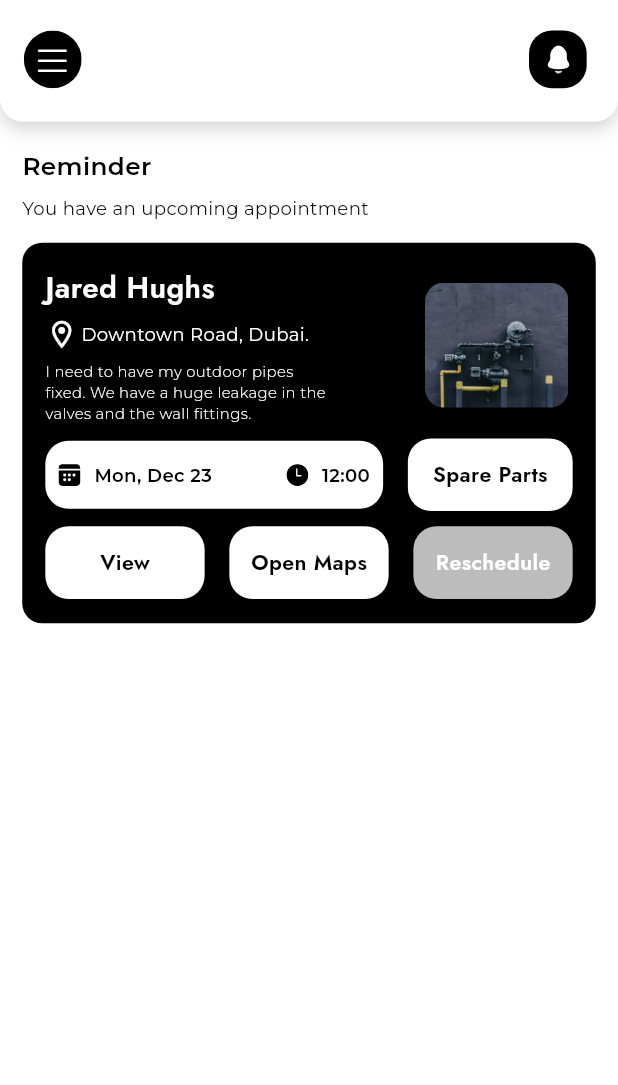
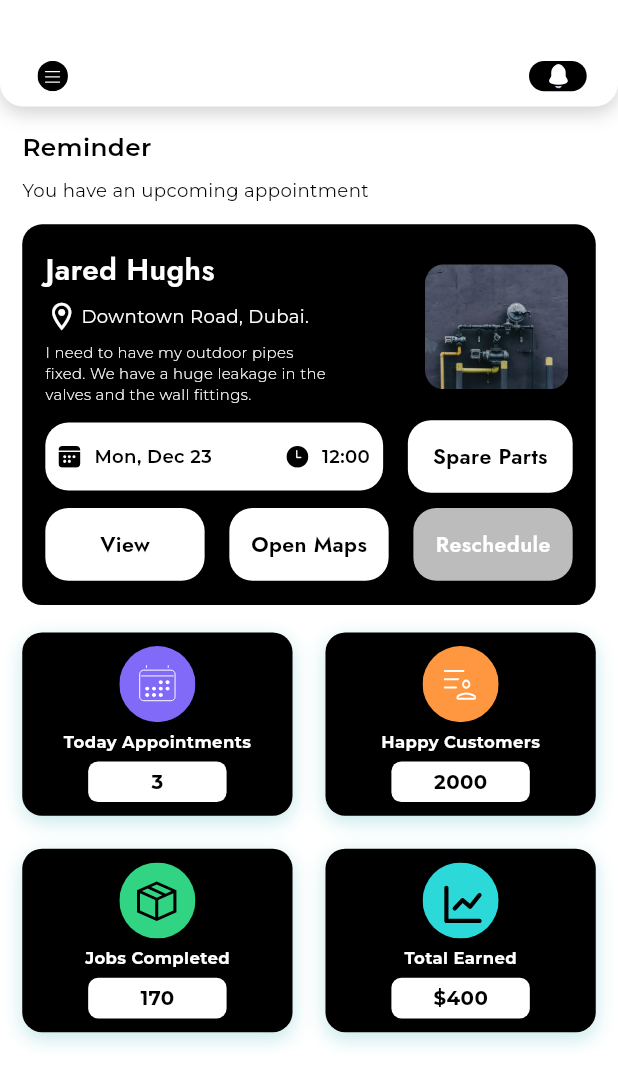
Before and after one commit to Hamzair/reapiroo_app, a Flutter app: the screen it shows after launch, on a phone screen of 412 x 824 dp. Shown: the top 1085 px of the screen. Run offline on Flutter 3.47's test engine with Material 3 defaults, Android fonts, the phone set to English and light mode, and no system bars; our stand-ins replace flutter_screenutil, flutter_svg, get, google_fonts, smooth_page_indicator.

Commit message:
home screen UI plus appbar change

```diff
--- a/lib/const/svg_icons.dart
+++ b/lib/const/svg_icons.dart
@@ -5,6 +5,10 @@ class AppSvgs {
   static const String notification = "./assets/svgs/notification.svg";
   static const String calender = "./assets/svgs/calender.svg";
   static const String clock = "./assets/svgs/clock.svg";
+  static const String today_appointment = "./assets/svgs/today_appointment.svg";
+  static const String happy_customers = "./assets/svgs/happy_customers.svg";
+  static const String jobs_completed = "./assets/svgs/jobs_completed.svg";
+  static const String total_earned = "./assets/svgs/total_earned.svg";
 
 
   // Midat
@@ -12,6 +16,6 @@ class AppSvgs {
 
 
 
-// Hamza
+  // Hamza
 
 }
--- a/lib/views/home_screen/Home_screen.dart
+++ b/lib/views/home_screen/Home_screen.dart
@@ -1,10 +1,12 @@
 import 'package:flutter/material.dart';
 import 'package:flutter_screenutil/flutter_screenutil.dart';
+import 'package:flutter_staggered_grid_view/flutter_staggered_grid_view.dart';
 import 'package:repairoo/const/color.dart';
 import 'package:repairoo/const/images.dart';
 import 'package:repairoo/const/svg_icons.dart';
 import 'package:repairoo/const/text_styles.dart';
 import 'package:repairoo/widgets/app_bars.dart';
+import 'package:repairoo/widgets/custom_box.dart';
 import 'package:repairoo/widgets/my_svg.dart';
 
 class HomeScreen extends StatefulWidget {
@@ -15,19 +17,41 @@ class HomeScreen extends StatefulWidget {
 }
 
 class _HomeScreenState extends State<HomeScreen> {
+
+  List<Map<String, dynamic>> dummy = [
+    {
+      "image": AppSvgs.today_appointment,
+      "title": "Today Appointments",
+      "value": '3'
+    },
+    {
+      "image": AppSvgs.happy_customers,
+      "title": "Happy Customers",
+      "value": '2000'
+    },
+    {
+      "image": AppSvgs.jobs_completed,
+      "title": "Jobs Completed",
+      "value": '170'
+    },
+    {
+      "image": AppSvgs.total_earned,
+      "title": "Total Earned",
+      "value": '\$400'
+    },
+  ];
+
   @override
   Widget build(BuildContext context) {
     return Scaffold(
+      appBar: MyAppBar(isMenu: true, isNotification: true, isTitle: false, isSecondIcon: false),
       backgroundColor: AppColors.secondary,
-      body: SafeArea(child: Column(
-        children: [
-          MyAppBar(isMenu: true, isNotification: true, isTitle: false, isSecondIcon: false),
-          SizedBox(height: 17.h,),
-          Padding(
+      body: SafeArea(child: Padding(
         padding:  EdgeInsets.symmetric(horizontal: 13.5.w),
         child: Column(
           crossAxisAlignment: CrossAxisAlignment.start,
           children: [
+            SizedBox(height: 15.h,),
             Text("Reminder", style: montserrat600(15.sp, AppColors.primary),),
             SizedBox(height: 8.h,),
             Text("You have an upcoming appointment", style: montserrat400(11.sp, AppColors.primary),),
@@ -168,18 +192,32 @@ class _HomeScreenState extends State<HomeScreen> {
               ),
             ),
             SizedBox(height: 18.h,),
-                Wrap(
-                  spacing: 0.8,
-                  alignment: WrapAlignment.center,
-                  children: [
+            MasonryGridView.count(
+              shrinkWrap: true,
+              padding: EdgeInsets.zero,
+              physics: NeverScrollableScrollPhysics(),
+              crossAxisCount: 2, // Number of items in a row
+              mainAxisSpacing: 20.w, // Vertical spacing between items
+              crossAxisSpacing: 20.w, // Horizontal spacing between items
+              itemCount: dummy.length, // Number of items
+              itemBuilder: (context, index) {
+                return CustomBox(
+                  image: dummy[index]["image"],
+                  title: dummy[index]["title"],
+                  value: dummy[index]["value"],
+                );
+              },
+            )
 
-                  ],
-                )
+
+            // Wrap(
+            // spacing: 8.0,
+            // runSpacing: 8.0,
+            // children: List.generate(role.length, (index) {}
+
 
           ],
         ),
-          )
-        ],
       )),
     );
   }
--- a/lib/widgets/app_bars.dart
+++ b/lib/widgets/app_bars.dart
@@ -5,8 +5,15 @@ import 'package:repairoo/const/svg_icons.dart';
 import 'package:repairoo/const/text_styles.dart';
 import 'package:repairoo/widgets/my_svg.dart';
 
-class MyAppBar extends StatefulWidget {
-  const MyAppBar({super.key, required this.isMenu, required this.isNotification, required this.isTitle, this.title, required this.isSecondIcon});
+class MyAppBar extends StatelessWidget implements PreferredSizeWidget {
+  const MyAppBar({
+    super.key,
+    required this.isMenu,
+    required this.isNotification,
+    required this.isTitle,
+    this.title,
+    required this.isSecondIcon,
+  });
 
   final bool isMenu;
   final bool isNotification;
@@ -15,14 +22,9 @@ class MyAppBar extends StatefulWidget {
   final String? title;
 
   @override
-  State<MyAppBar> createState() => _MyAppBarState();
-}
-
-class _MyAppBarState extends State<MyAppBar> {
-  @override
   Widget build(BuildContext context) {
     return Container(
-      padding: EdgeInsets.only(left: 13.w, right: 19.w, bottom: 22.h, top: 20.h),
+      padding: EdgeInsets.only(left: 13.w, right: 19.w, bottom: 10.h, top: 40.h),
       decoration: BoxDecoration(
         borderRadius: BorderRadius.only(
           bottomLeft: Radius.circular(14.w),
@@ -32,7 +34,7 @@ class _MyAppBarState extends State<MyAppBar> {
         boxShadow: [
           BoxShadow(
             color: Colors.black.withOpacity(0.18), // Adjust opacity if needed
-            offset: Offset(0, 4), // (x = 0, y = 4)
+            offset: const Offset(0, 4), // (x = 0, y = 4)
             blurRadius: 10.4, // blur 10.4
             spreadRadius: 0, // spread 0
           ),
@@ -41,23 +43,39 @@ class _MyAppBarState extends State<MyAppBar> {
       child: Row(
         mainAxisAlignment: MainAxisAlignment.spaceBetween,
         children: [
-          MySvg(assetName: widget.isMenu ? AppSvgs.menu : AppSvgs.back_button, height: 38.h, width: 38.w,),
-          if(widget.isTitle == true)
-            Expanded(child: Text(widget.title ?? "", style: jost600(22.sp, AppColors.darkBlue),)),
-          if(widget.isNotification == true)
+          MySvg(
+            assetName: isMenu ? AppSvgs.menu : AppSvgs.back_button,
+            height: 38.h,
+            width: 38.w,
+          ),
+          if (isTitle == true)
+            Expanded(
+              child: Text(
+                title ?? "",
+                style: jost600(22.sp, AppColors.darkBlue),
+              ),
+            ),
+          if (isNotification == true)
             Container(
               height: 38.h,
               width: 35.w,
               decoration: BoxDecoration(
                 color: AppColors.primary,
-                borderRadius: BorderRadius.circular(14.w)
+                borderRadius: BorderRadius.circular(14.w),
               ),
               alignment: Alignment.center,
-              child: MySvg(assetName: AppSvgs.notification, height: 23.h, width: 23.w,),
+              child: MySvg(
+                assetName: AppSvgs.notification,
+                height: 23.h,
+                width: 23.w,
+              ),
             ),
-
         ],
       ),
     );
   }
+
+  // To set a fixed size for the AppBar
+  @override
+  Size get preferredSize => Size.fromHeight(70.h); // Adjust height as needed
 }
--- a/lib/widgets/custom_box.dart
+++ b/lib/widgets/custom_box.dart
@@ -42,10 +42,12 @@ class _CustomBoxState extends State<CustomBox> {
           SizedBox(height: 5.h,),
           Container(
             width: 84.w,
+            padding: EdgeInsets.symmetric(vertical: 4.h),
             decoration: BoxDecoration(
               color: AppColors.secondary,
               borderRadius: BorderRadius.circular(6.w),
             ),
+            alignment: Alignment.center,
             child: Text(widget.value, style: montserrat700(12.sp, AppColors.primary),),
           )
         ],
--- a/pubspec.yaml
+++ b/pubspec.yaml
@@ -40,6 +40,7 @@ dependencies:
   smooth_page_indicator: ^1.2.0+3
   google_fonts: ^6.2.1
   flutter_svg: ^2.0.10+1
+  flutter_staggered_grid_view: ^0.7.0
 
 dev_dependencies:
   flutter_test:
```
Also changed, not shown: assets/svgs/happy_customers.svg (added), assets/svgs/jobs_completed.svg (added), assets/svgs/today_appointment.svg (added), assets/svgs/total_earned.svg (added). Lines whose indentation alone changed are shown as unchanged.
